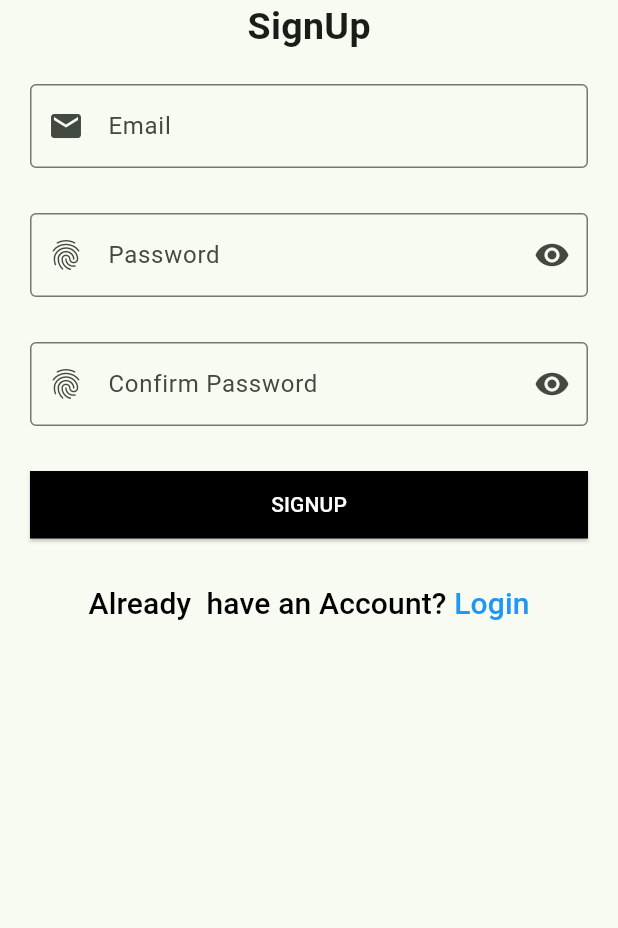
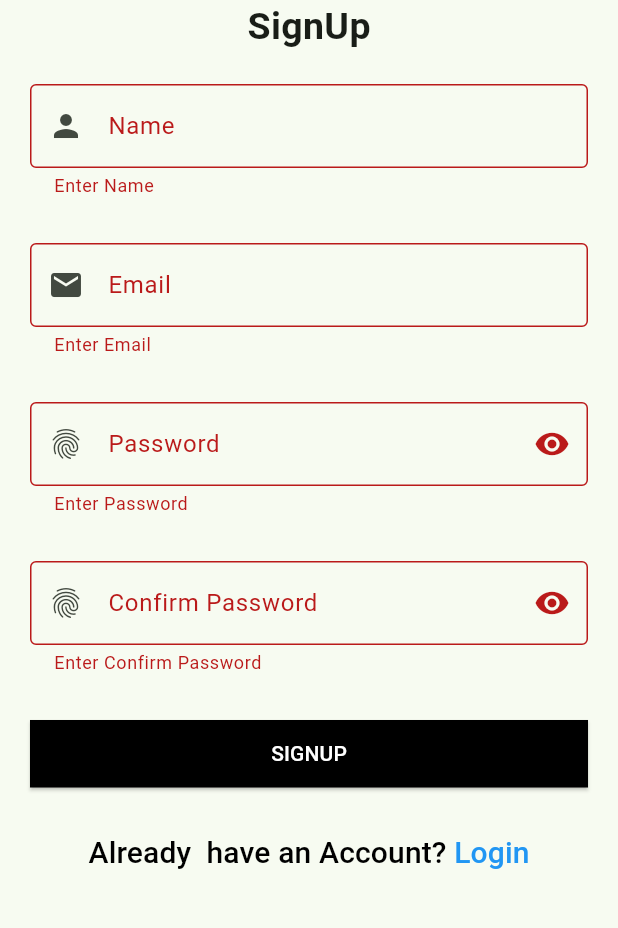
Before and after one commit to hngx-org/Team-Newton-breakout-Revival, a Flutter app: the SignUpScreen screen opened directly, after a tap on "SIGNUP", on a phone screen of 412 x 824 dp, the part 255-1183 px from its top. Run offline on Flutter 3.47's test engine with Material 2 defaults, Android fonts, the phone set to English and light mode, and no system bars; our stand-ins replace audioplayers, firebase_core, gap, lottie; missing offline and left inert: flame, flame_audio; accounts and stored records are empty.

Commit message:
login/signup

```diff
--- /dev/null
+++ b/lib/auth/auth_provider.dart
@@ -0,0 +1,82 @@
+import 'dart:convert';
+
+import 'package:flutter/material.dart';
+import 'package:http/http.dart' as http;
+import 'package:newton_breakout_revival/auth/user.dart';
+
+class AuthProvider extends ChangeNotifier {
+  User? _user;
+
+  User? get user => _user;
+  final String baseUrl = "https://newtonbreakoutrevival.onrender.com";
+
+  Future<void> login(String email, String password) async {
+    try {
+      final response = await http.post(
+        Uri.parse("$baseUrl/game/signin"),
+        headers: {
+          'Content-Type': 'application/json',
+        },
+        body: jsonEncode(
+          {
+            'email': email,
+            'password': password,
+          },
+        ),
+      );
+
+      if (response.statusCode == 200) {
+        final Map<String, dynamic> userData = jsonDecode(response.body);
+        final user = User(
+          name: userData['name'],
+          email: userData['email'],
+          success: userData['success'],
+        );
+        _user = user;
+
+        notifyListeners();
+      } else {
+        final dynamic responseData = jsonDecode(response.body);
+        notifyListeners();
+        throw responseData['message'];
+      }
+    } catch (e) {
+      throw e.toString();
+    }
+  }
+
+  Future<void> signup(String name, String email, String password) async {
+    try {
+      final response = await http.post(
+        Uri.parse("$baseUrl/game/signup"),
+        headers: {
+          'Content-Type': 'application/json',
+        },
+        body: jsonEncode(
+          {
+            "name": name,
+            "email": email,
+            "password": password,
+          },
+        ),
+      );
+
+      if (response.statusCode == 200) {
+        final Map<String, dynamic> userData = jsonDecode(response.body);
+        final user = User(
+            name: userData['name'],
+            email: userData['email'],
+            success: userData['success']);
+        _user = user;
+
+        notifyListeners();
+      } else {
+        final dynamic responseData = jsonDecode(response.body);
+        notifyListeners();
+        throw responseData['message'];
+      }
+    } catch (e) {
+      throw e.toString();
+    }
+  }
+}
--- a/lib/auth/signup_screen.dart
+++ b/lib/auth/signup_screen.dart
@@ -1,6 +1,12 @@
+// ignore_for_file: use_build_context_synchronously
+
 import 'package:flutter/material.dart';
 import 'package:lottie/lottie.dart';
+import 'package:newton_breakout_revival/auth/auth_provider.dart';
 import 'package:newton_breakout_revival/auth/login_screen.dart';
+import 'package:newton_breakout_revival/presentation/views/home_view/home_view.dart';
+import 'package:newton_breakout_revival/presentation/views/start/start_view.dart';
+import 'package:provider/provider.dart';
 
 class SignUpScreen extends StatefulWidget {
   const SignUpScreen({super.key});
@@ -98,6 +104,7 @@ class _SignUpFormState extends State<SignUpForm> {
   final emailController = TextEditingController();
   final passController = TextEditingController();
   final confirmPassController = TextEditingController();
+  final nameController = TextEditingController();
 
   // final Auth _auth = Auth();
   bool passToggle = true;
@@ -110,6 +117,7 @@ class _SignUpFormState extends State<SignUpForm> {
     passController.dispose();
     emailController.dispose();
     confirmPassController.dispose();
+    nameController.dispose();
   }
 
   @override
@@ -120,6 +128,28 @@ class _SignUpFormState extends State<SignUpForm> {
         key: formKey,
         child: Column(
           children: [
+            TextFormField(
+              controller: nameController,
+              decoration: const InputDecoration(
+                label: Text('Name'),
+                hintText: 'Name',
+                prefixIcon: Icon(Icons.person),
+                border: OutlineInputBorder(),
+              ),
+              validator: (value) {
+                if (value!.isEmpty) {
+                  return 'Enter Name';
+                } else if (nameController.text.length < 2 ||
+                    nameController.text.length > 10) {
+                  return 'Name Length should be between 2 to 10 characters';
+                } else {
+                  return null;
+                }
+              },
+            ),
+            const SizedBox(
+              height: 30,
+            ),
             TextFormField(
               controller: emailController,
               keyboardType: TextInputType.emailAddress,
@@ -215,22 +245,32 @@ class _SignUpFormState extends State<SignUpForm> {
                     backgroundColor: Colors.black,
                     shape: const RoundedRectangleBorder()),
                 onPressed: () async {
-                  // if (formKey.currentState!.validate()) {
-                  //   final result = await _auth.createUserWithEmailAndPassword(
-                  //       emailController.text, passController.text);
-                  //   if (result) {
-                  //     // ignore: use_build_context_synchronously
-                  //     Navigator.of(context).pushReplacement(MaterialPageRoute(
-                  //         builder: (_) => const MyHomePage(title: 'homepage')));
-                  //   } else {
-                  //     // ignore: use_build_context_synchronously
-                  //     ScaffoldMessenger.of(context).showSnackBar(const SnackBar(
-                  //       duration: Duration(seconds: 2),
-                  //       content:
-                  //           Text("unable to sign up please try again later"),
-                  //     ));
-                  //   }
-                  // }
+                  final userProvider =
+                      Provider.of<AuthProvider>(context, listen: false);
+                  if (formKey.currentState!.validate()) {
+                    try {
+                      await userProvider.signup(nameController.text,
+                          emailController.text, passController.text);
+
+                      Navigator.of(context).pushReplacement(
+                        MaterialPageRoute(
+                          builder: (_) => const HomeView(),
+                        ),
+                      );
+                      // ignore: duplicate_ignore
+                    } catch (error) {
+                      ScaffoldMessenger.of(context).showSnackBar(
+                        SnackBar(
+                          duration: const Duration(seconds: 2),
+                          content: Text(
+                            error.toString(),
+                            style: const TextStyle(fontSize: 20),
+                          ),
+                          backgroundColor: Colors.red,
+                        ),
+                      );
+                    }
+                  }
                 },
                 child: const Text(
                   'SIGNUP',
--- /dev/null
+++ b/lib/auth/user.dart
@@ -0,0 +1,10 @@
+class User {
+  final String name;
+  final String email;
+  final bool success;
+  User({
+    required this.name,
+    required this.email,
+    required this.success,
+  });
+}
--- a/lib/main.dart
+++ b/lib/main.dart
@@ -1,4 +1,5 @@
 import 'package:flutter/material.dart';
+import 'package:newton_breakout_revival/auth/auth_provider.dart';
 import 'package:newton_breakout_revival/auth/login_screen.dart';
 import 'package:newton_breakout_revival/data/global_provider/global_provider.dart';
 import 'package:newton_breakout_revival/presentation/views/game/game_view.dart';
@@ -11,6 +12,7 @@ void main() {
   runApp(MultiProvider(
     providers: [
       ChangeNotifierProvider(create: (_) => GlobalProvider()),
+      ChangeNotifierProvider(create: (_) => AuthProvider()),
     ],
     child: const NewtonBreakoutRevival(),
   ));
--- a/pubspec.yaml
+++ b/pubspec.yaml
@@ -19,6 +19,7 @@ dependencies:
   provider:
   lottie: ^2.6.0
   firebase_core: ^2.17.0
+  http: ^1.1.0
 
 dev_dependencies:
 
```
Also changed, not shown: lib/auth/login_screen.dart (+32 -16 lines), pubspec.lock.
